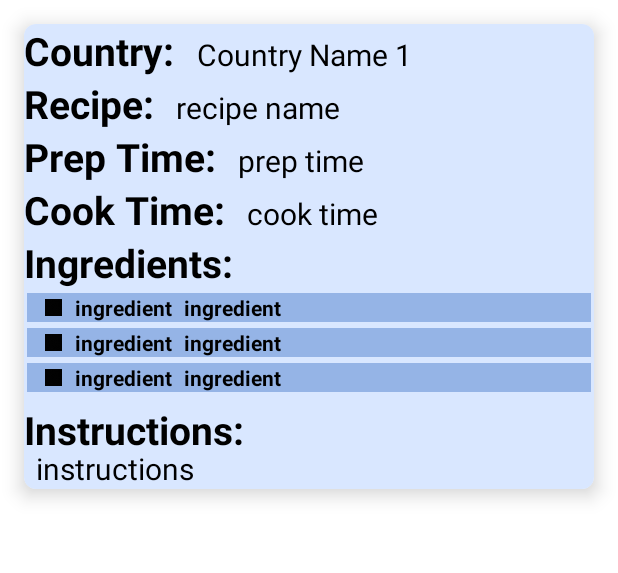
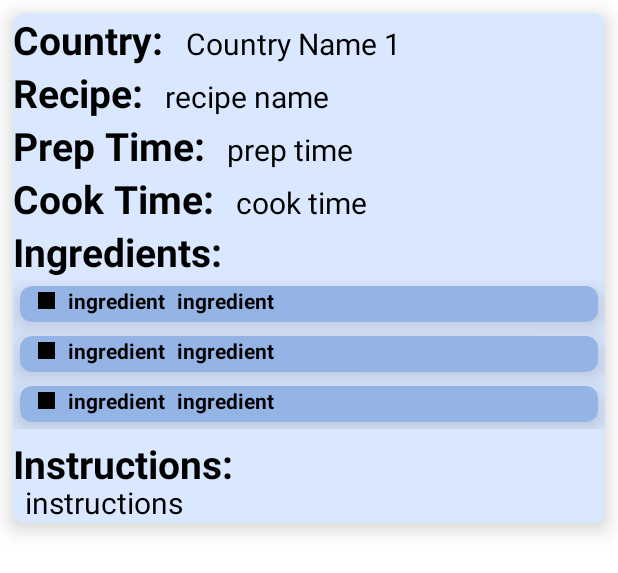
Before and after one commit to wkembel1563/Flavors_Recipe_App, an Android app: the layout cookbook_item.xml on its own in the app's theme, with its tools: preview values and no code run, on a phone screen of 412 x 824 dp. Shown: the top 573 px of the screen. Run offline under Robolectric (Android 15) with nearby library versions, the phone set to English and light mode, and no system bars.

Commit message:
more styling

```diff
--- a/app/src/main/java/com/example/flavors_prototype/controllers/ShoppingListActivity.kt
+++ b/app/src/main/java/com/example/flavors_prototype/controllers/ShoppingListActivity.kt
@@ -30,7 +30,7 @@ class ShoppingListActivity : AppCompatActivity() {
         super.onCreate(savedInstanceState)
         setContentView(R.layout.shoplistholder)
 
-        // this will be the from the shoplisthold.xml
+        // this will be from the shoplistholder.xml
         shopListItemRecyclerView= findViewById(R.id.shopList)
         shopListItemRecyclerView.layoutManager = LinearLayoutManager(this)
         shopListItemRecyclerView.setHasFixedSize(true)
--- a/app/src/main/res/layout/cookbook_item.xml
+++ b/app/src/main/res/layout/cookbook_item.xml
@@ -8,7 +8,7 @@
     android:background="@color/cardview_shadow_start_color"
     app:cardElevation="8dp"
     app:cardCornerRadius="8dp"
-    android:layout_margin="16dp">
+    android:layout_margin="4pt">
 
     <LinearLayout
         android:layout_width="match_parent"
--- a/app/src/main/res/layout/cookbook_recycle_item.xml
+++ b/app/src/main/res/layout/cookbook_recycle_item.xml
@@ -1,11 +1,20 @@
 <?xml version="1.0" encoding="utf-8"?>
+<androidx.cardview.widget.CardView
+    xmlns:android="http://schemas.android.com/apk/res/android"
+    xmlns:app="http://schemas.android.com/apk/res-auto"
+    android:layout_width="match_parent"
+    android:layout_height="wrap_content"
+    app:cardElevation="8dp"
+    app:cardCornerRadius="8dp"
+    android:layout_margin="2pt">
 <LinearLayout
     xmlns:android="http://schemas.android.com/apk/res/android"
     android:layout_width="match_parent"
     android:layout_height="wrap_content"
     xmlns:app="http://schemas.android.com/apk/res-auto"
     android:orientation="horizontal"
-    android:layout_margin="2dp"
+    android:layout_margin="0dp"
+    android:paddingBottom="2pt"
     android:background="@color/teal_200">
 
     <ImageView
@@ -42,3 +51,4 @@
         />
 
 </LinearLayout>
+</androidx.cardview.widget.CardView>
--- a/app/src/main/res/values/colors.xml
+++ b/app/src/main/res/values/colors.xml
@@ -9,6 +9,7 @@
     <color name="teal_700">#FF018786</color>
     <color name="black">#FF000000</color>
     <color name="white">#d9e7ff</color>
+    <color name ="yellow">#fce303</color>
 
 
     <color name="background">#d9e7ff</color>
--- a/app/src/main/res/values/themes.xml
+++ b/app/src/main/res/values/themes.xml
@@ -7,14 +7,18 @@
         <item name="colorOnPrimary">@color/white</item>
         <!-- Secondary brand color. -->
         <item name="colorSecondary">@color/teal_200</item>
-        <item name="colorSecondaryVariant">@color/teal_700</item>
         <item name="colorOnSecondary">@color/black</item>
+        <item name="colorSecondaryVariant">@color/yellow</item>
         <!-- Status bar color. -->
         <item name="android:statusBarColor" tools:targetApi="l">?attr/colorPrimaryVariant</item>
         <!-- Customize your theme here. -->
 
     </style>
 
+    <style name="RatingBar" parent="Theme.AppCompat">
+        <item name="colorControlNormal">@color/teal_200</item>
+        <item name="colorControlActivated">@color/yellow</item>
+    </style>
     <style name = "CustomChipStyle" parent = "Widget.MaterialComponents.Chip.Filter">
         <item name="chipBackgroundColor">@color/chip_bg_color</item>
         <item name="android:textColor">@color/black</item>
```
Also changed, not shown: app/src/main/java/com/example/flavors_prototype/controllers/DataActivity.kt (+28 -0 lines), app/src/main/java/com/example/flavors_prototype/controllers/RecommendationActivity.kt (+0 -20 lines), app/src/main/res/layout/activity_dish.xml (+5 -3 lines), app/src/main/res/layout/dish_ingredient.xml (+6 -3 lines), app/src/main/res/layout/dish_item.xml (+10 -5 lines), app/src/main/res/layout/shoplist_dataitem.xml (+12 -1 lines), app/src/main/res/drawable/comment.png.
